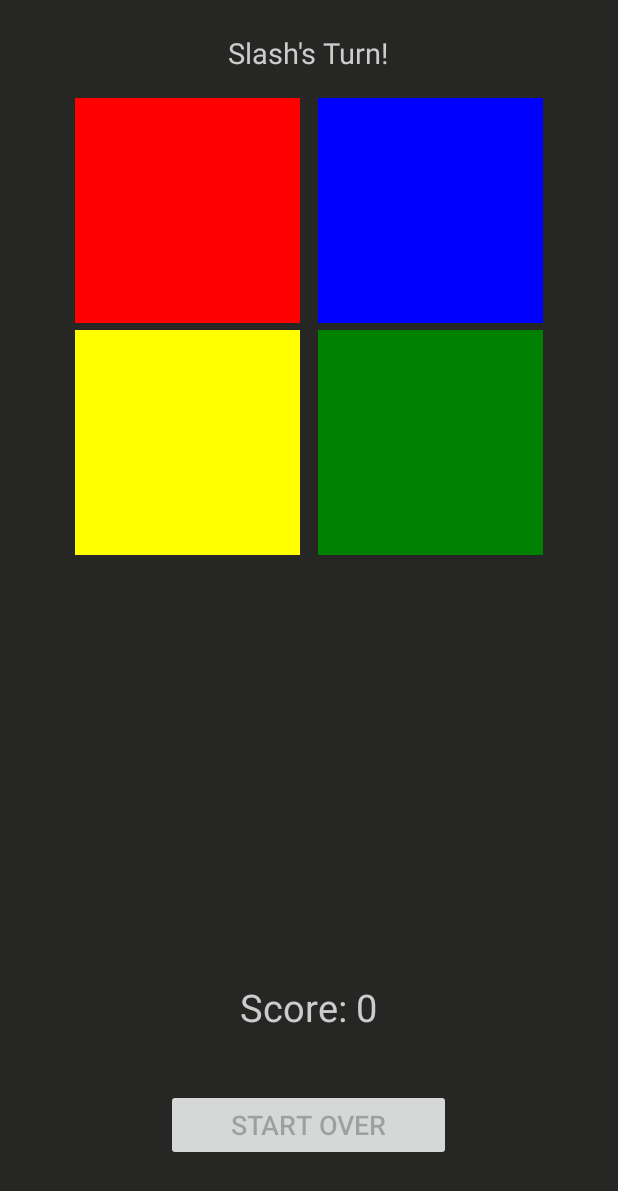
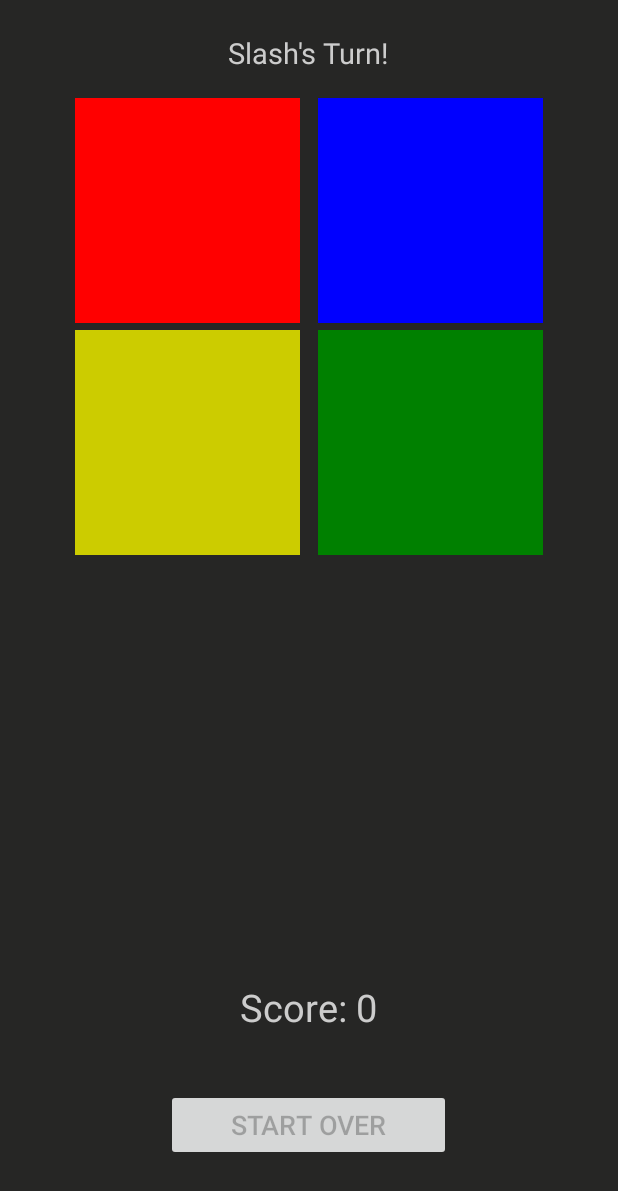
Before and after one commit to Schopperkyle/RockstarSays, an Android app: the MainActivity screen opened directly, with no data from a screen before it, on a phone screen of 412 x 824 dp. Shown: the top 1191 px of the screen. Run offline under Robolectric (Android 15) with nearby library versions, the phone set to English and light mode, and no system bars.

Commit message:
finish functionality

```diff
--- a/app/src/main/res/values/colors.xml
+++ b/app/src/main/res/values/colors.xml
@@ -3,12 +3,13 @@
     <color name="colorPrimary">#3F51B5</color>
     <color name="colorPrimaryDark">#303F9F</color>
     <color name="colorAccent">#FF4081</color>
+
     <color name="normalRed">#ff0000</color>
-    <color name="highlightRed">#F94141</color>
+    <color name="highlightRed">#FF9999</color>
     <color name="normalBlue">#0000FF</color>
     <color name="highlightBlue">#6F93F6</color>
-    <color name="normalYellow">#FFFF00</color>
-    <color name="highlightYellow">#FDF97D</color>
+    <color name="normalYellow">#CCCC00</color>
+    <color name="highlightYellow">#FFFF99</color>
     <color name="normalGreen">#008000</color>
     <color name="highlightGreen">#00CC00</color>
 </resources>
```
